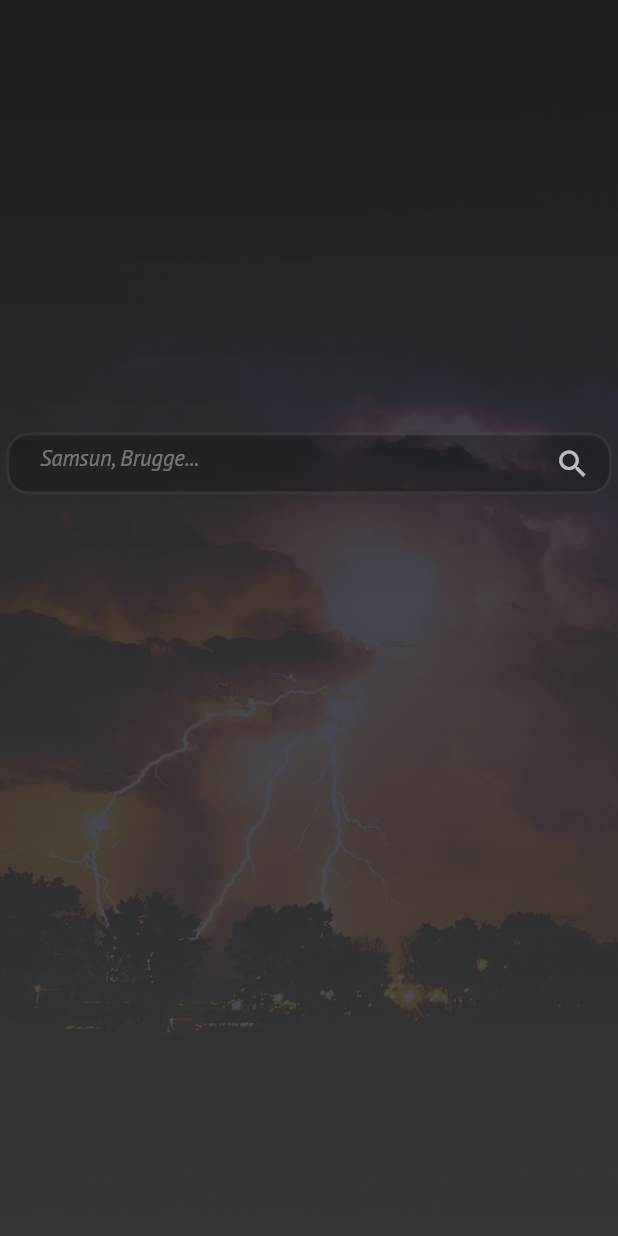
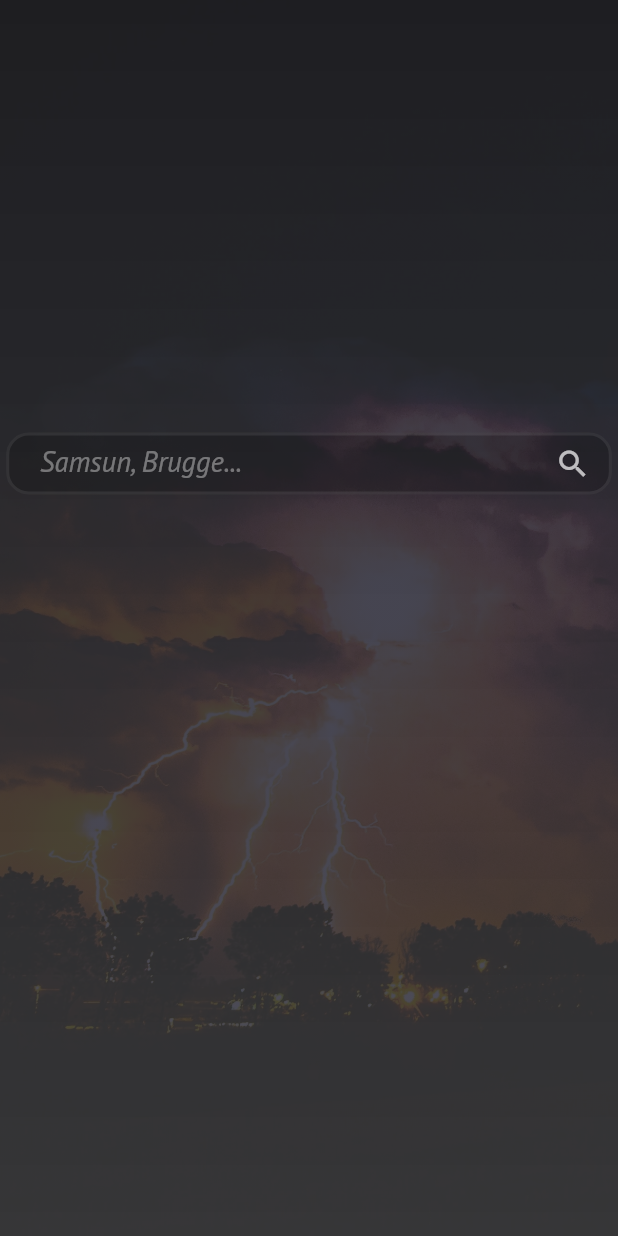
Before and after one commit to burcus/flutter_weather_app, a Flutter app: the screen it shows after launch, on a phone screen of 412 x 824 dp. Run offline on Flutter 3.47's test engine with Material 2 defaults, Android fonts, the phone set to English and light mode, and no system bars; our stand-ins replace data_connection_checker, flutter_bloc, flutter_svg, fluttericon, geolocator, google_fonts; missing offline and left inert: geocoder.

Commit message:
make font sizes responsive

```diff
--- a/lib/main.dart
+++ b/lib/main.dart
@@ -1,6 +1,7 @@
 import 'package:flutter/material.dart';
 import 'package:flutter_bloc/flutter_bloc.dart';
 import 'package:flutterweatherapp/CustomBlocObserver.dart';
+import 'package:flutterweatherapp/utils/utils.dart';
 import 'blocs/blocs.dart';
 import 'screens/screens.dart';
 
@@ -39,7 +40,9 @@ class HomePage extends StatelessWidget {
   @override
   Widget build(BuildContext context) {
     return Scaffold(
-      body: MultiBlocListener(listeners: [
+      body: OrientationBuilder(builder: (context, orientation) {
+        SizeConfig().init(context, orientation);
+        return MultiBlocListener(listeners: [
           BlocListener<LocalizationBloc, LocalizationState>(
             listener: (BuildContext context, state) {
               if (state is Always)
@@ -57,7 +60,8 @@ class HomePage extends StatelessWidget {
               } //TODO network problem
             },
           ),
-      ], child: PresentScreen()),
+        ], child: PresentScreen());
+      }),
     );
   }
 }
--- a/lib/utils/custom_text_theme.dart
+++ b/lib/utils/custom_text_theme.dart
@@ -1,4 +1,5 @@
 import 'package:flutter/material.dart';
+import 'package:flutterweatherapp/utils/utils.dart';
 import 'package:google_fonts/google_fonts.dart';
 
 class CustomTextTheme extends TextTheme{
@@ -6,25 +7,29 @@ class CustomTextTheme extends TextTheme{
    CustomTextTheme(this.context);
 
    @override
-   TextStyle get display1 => GoogleFonts.ptSans(color: Colors.white, fontWeight: FontWeight.w500, shadows: [Shadow(blurRadius: 3, color: Colors.white54, offset: Offset(1.0, 1.0))], fontSize: 63);
+//   TextStyle get display1 => GoogleFonts.ptSans(color: Colors.white, fontWeight: FontWeight.w500, shadows: [Shadow(blurRadius: 3, color: Colors.white54, offset: Offset(1.0, 1.0))], fontSize: 63);
+   TextStyle get display1 => GoogleFonts.ptSans(color: Colors.white, fontWeight: FontWeight.w500, shadows: [Shadow(blurRadius: 3,
+       color: Colors.white54, offset: Offset(1.0, 1.0))], fontSize: 9.72 * SizeConfig.textMultiplier);
 
    @override
-   TextStyle get display2 => GoogleFonts.ptSans(color: Colors.white70, fontWeight: FontWeight.w500, fontSize: 20);
+//   TextStyle get display2 => GoogleFonts.ptSans(color: Colors.white70, fontWeight: FontWeight.w500, fontSize: 2 * SizeConfig.textMultiplier);
+   TextStyle get display2 => GoogleFonts.ptSans(color: Colors.white70, fontWeight: FontWeight.w500, fontSize: 3 * SizeConfig.textMultiplier);
 
    @override
-   TextStyle get display3 => GoogleFonts.ptSans(color: Colors.white70, fontWeight: FontWeight.w500, fontSize: 15);
+//   TextStyle get display3 => GoogleFonts.ptSans(color: Colors.white70, fontWeight: FontWeight.w500, fontSize: 15);
+   TextStyle get display3 => GoogleFonts.ptSans(color: Colors.white70, fontWeight: FontWeight.w500, fontSize: 2.31 * SizeConfig.textMultiplier);
 
    @override
-   TextStyle get display4 => GoogleFonts.ptSans(color: Colors.white70, fontWeight: FontWeight.w500, fontSize: 13);
+   TextStyle get display4 => GoogleFonts.ptSans(color: Colors.white70, fontWeight: FontWeight.w500, fontSize: 2 * SizeConfig.textMultiplier);
 
    @override
-   TextStyle get title => GoogleFonts.ptSans(color: Colors.white54, fontWeight: FontWeight.w500, fontSize: 11.5);
+   TextStyle get title => GoogleFonts.ptSans(color: Colors.white54, fontWeight: FontWeight.w500, fontSize: 1.77 * SizeConfig.textMultiplier);
 
    @override
-   TextStyle get subtitle => GoogleFonts.ptSans(color: Colors.white54, fontWeight: FontWeight.w500, fontSize: 11);
+   TextStyle get subtitle => GoogleFonts.ptSans(color: Colors.white54, fontWeight: FontWeight.w500, fontSize: 1.7 * SizeConfig.textMultiplier);
 
    @override
-  TextStyle get body1 => GoogleFonts.ptSans(color: Colors.white38, fontStyle: FontStyle.italic, fontWeight: FontWeight.w300, fontSize: 15, decoration: TextDecoration.none);
+  TextStyle get body1 => GoogleFonts.ptSans(color: Colors.white38, fontStyle: FontStyle.italic, fontWeight: FontWeight.w300, fontSize: 2.31 * SizeConfig.textMultiplier, decoration: TextDecoration.none);
 
-   TextStyle get warning => GoogleFonts.ptSans(color: Colors.white30, fontStyle: FontStyle.italic, fontWeight: FontWeight.w400, fontSize: 15);
+   TextStyle get warning => GoogleFonts.ptSans(color: Colors.white30, fontStyle: FontStyle.italic, fontWeight: FontWeight.w400, fontSize: 2.31 * SizeConfig.textMultiplier);
 }
--- a/lib/utils/utils.dart
+++ b/lib/utils/utils.dart
@@ -3,3 +3,4 @@ export 'custom_colors.dart';
 export 'custom_text_theme.dart';
 export 'credentials.dart';
 export 'strings.dart';
+export 'size_config.dart';
--- a/lib/widgets/input_text.dart
+++ b/lib/widgets/input_text.dart
@@ -51,7 +51,7 @@ class _InputTextState extends State<InputText> {
             hintText: _hintText,
             hintStyle: CustomTextTheme(context).body1,
             contentPadding:
-                EdgeInsets.only(left: MediaQuery.of(context).size.width * 0.05),
+                EdgeInsets.only(left: SizeConfig.widthMultiplier * 5),
             suffixIcon: Icon(
               Icons.search,
               color: Colors.white70,
--- a/lib/widgets/listing_screen_search_bar.dart
+++ b/lib/widgets/listing_screen_search_bar.dart
@@ -1,6 +1,7 @@
 import 'package:flutter/material.dart';
 import 'package:flutter_bloc/flutter_bloc.dart';
 import 'package:flutterweatherapp/blocs/blocs.dart';
+import 'package:flutterweatherapp/utils/size_config.dart';
 import 'package:flutterweatherapp/widgets/widgets.dart';
 
 class ListingScreenSearchBar extends StatelessWidget {
@@ -10,11 +11,11 @@ class ListingScreenSearchBar extends StatelessWidget {
       builder: (context, state) {
         if (state is WeatherLoadSuccess) {
           return Positioned(
-              top: MediaQuery.of(context).size.height * 0.009,
+              top: SizeConfig.heightMultiplier * 0.95,
               child: SearchBar());
         } else {
           return Positioned(
-              top: MediaQuery.of(context).size.height * 0.35,
+              top: SizeConfig.heightMultiplier * 35,
               child: SearchBar());
         }
       },
--- a/lib/widgets/search_bar.dart
+++ b/lib/widgets/search_bar.dart
@@ -1,4 +1,5 @@
 import 'package:flutter/material.dart';
+import 'package:flutterweatherapp/utils/size_config.dart';
 import 'package:flutterweatherapp/widgets/input_text.dart';
 
 class SearchBar extends StatelessWidget {
@@ -9,8 +10,10 @@ class SearchBarContent extends StatelessWidget {
   @override
   Widget build(BuildContext context) {
     return Container(
-      width: MediaQuery.of(context).size.width * 0.98,
-      height: MediaQuery.of(context).size.height * 0.05,
+//      width: MediaQuery.of(context).size.width * 0.98,
+      width: SizeConfig.widthMultiplier * 98,
+//      height: MediaQuery.of(context).size.height * 0.05,
+      height: SizeConfig.heightMultiplier * 5,
       decoration: BoxDecoration(
         color: Colors.black54.withOpacity(0.2),
         border: Border.all(width: 2, color: Colors.white.withOpacity(0.08)),
```
Also changed, not shown: lib/widgets/theme_day_chart.dart (+8 -8 lines), lib/widgets/weather_card.dart (+19 -4 lines), lib/widgets/weather_cards.dart (+6 -4 lines). Lines whose indentation alone changed are shown as unchanged.
